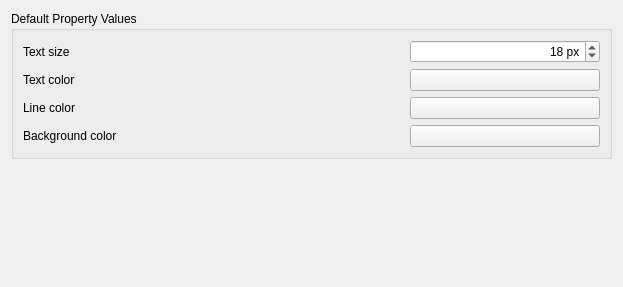
Old version of the form src/Mod/Measure/Gui/DlgPrefsMeasureAppearanceImp.ui in the repository tigert/TigertCAD.
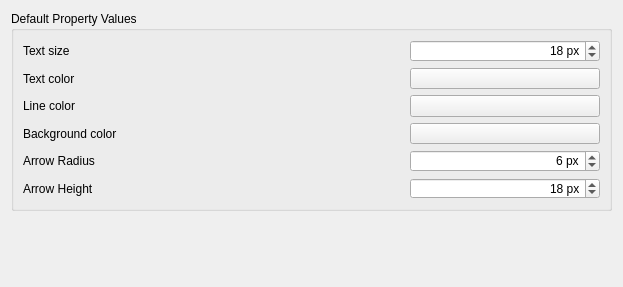
New version of the form. Icons and pictures are not drawn. Custom widgets are drawn as their Qt base class.

Commit message: Measure: Improve Angle creation, UX and Sector Support (#27135)

```diff
--- a/src/Mod/Measure/Gui/DlgPrefsMeasureAppearanceImp.ui
+++ b/src/Mod/Measure/Gui/DlgPrefsMeasureAppearanceImp.ui
@@ -160,6 +160,70 @@
           </property>
          </widget>
         </item>
+        <item row="4" column="0">
+         <widget class="QLabel" name="arrowRadiusLabel">
+          <property name="text">
+           <string>Arrow Radius</string>
+          </property>
+         </widget>
+        </item>
+        <item row="4" column="1">
+         <widget class="Gui::PrefSpinBox" name="sbArrowRadius">
+          <property name="alignment">
+           <set>Qt::AlignRight|Qt::AlignTrailing|Qt::AlignVCenter</set>
+            </property>
+            <property name="suffix">
+              <string> px</string>
+            </property>
+            <property name="minimum">
+              <number>1</number>
+            </property>
+            <property name="maximum">
+              <number>100</number>
+            </property>
+            <property name="value">
+              <number>6</number>
+            </property>
+            <property name="prefEntry" stdset="0">
+              <cstring>DefaultArrowRadius</cstring>
+            </property>
+            <property name="prefPath" stdset="0">
+              <cstring>Mod/Measure/Appearance</cstring>
+            </property>
+          </widget>
+        </item>
+        <item row="5" column="0">
+         <widget class="QLabel" name="arrowHeightLabel">
+          <property name="text">
+           <string>Arrow Height</string>
+          </property>
+         </widget>
+        </item>
+        <item row="5" column="1">
+         <widget class="Gui::PrefSpinBox" name="sbArrowHeight">
+          <property name="alignment">
+           <set>Qt::AlignRight|Qt::AlignTrailing|Qt::AlignVCenter</set>
+            </property>
+            <property name="suffix">
+              <string> px</string>
+            </property>
+            <property name="minimum">
+              <number>1</number>
+            </property>
+            <property name="maximum">
+              <number>100</number>
+            </property>
+            <property name="value">
+              <number>18</number>
+            </property>
+            <property name="prefEntry" stdset="0">
+              <cstring>DefaultArrowHeight</cstring>
+            </property>
+            <property name="prefPath" stdset="0">
+              <cstring>Mod/Measure/Appearance</cstring>
+            </property>
+          </widget>
+        </item>
        </layout>
       </item>
      </layout>
```
The commit also changes 13 other files.
